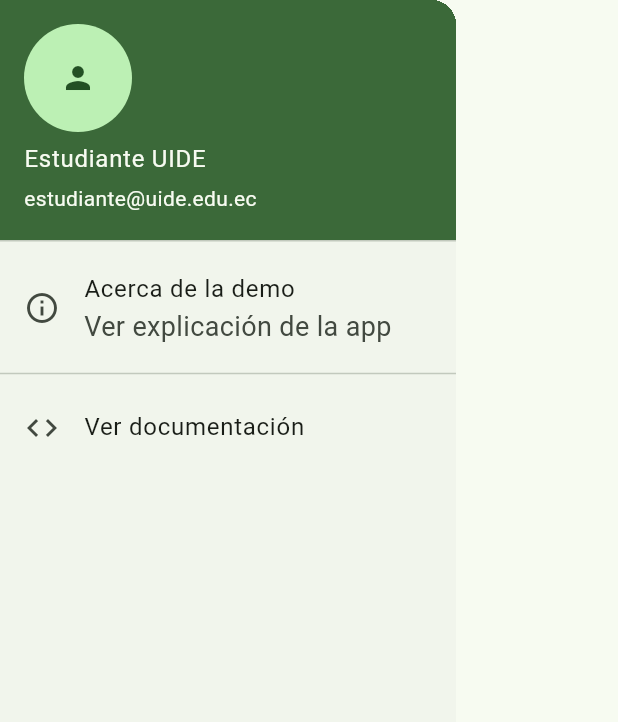
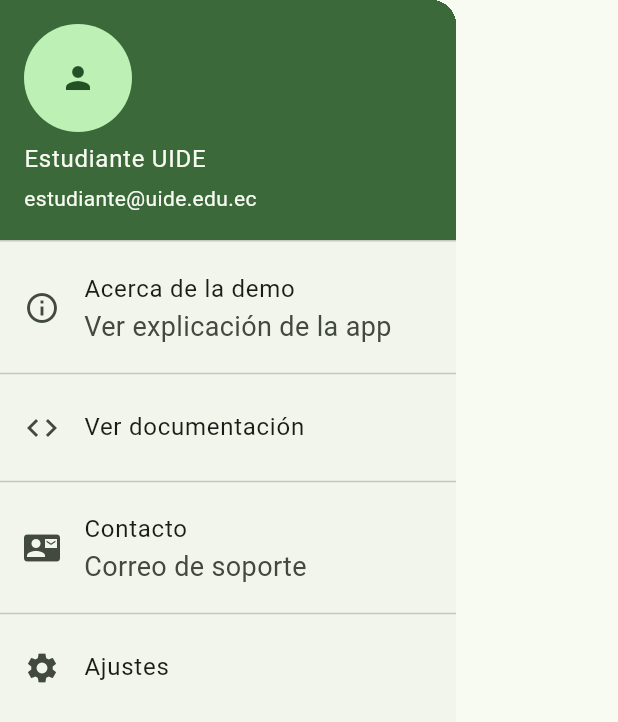
Before and after one commit to richardmijo/semana3_2526, a Flutter app: the MainDrawer widget shown alone on an empty page, opened directly, on a phone screen of 412 x 824 dp. Shown: the top 722 px of the screen. Run offline on Flutter 3.47's test engine with Material 3 defaults, Android fonts, the phone set to English and light mode, and no system bars.

Commit message:
MainDrawer con widget DrawerItem

```diff
--- /dev/null
+++ b/lib/features/ui_demo/presentation/widgets/drawer_item.dart
@@ -0,0 +1,26 @@
+import 'package:flutter/material.dart';
+
+class DrawerItem extends StatelessWidget {
+  final IconData icon;
+  final String title;
+  final VoidCallback onTap;
+  final String? subtitle;
+
+  const DrawerItem({
+    Key? key,
+    required this.icon,
+    required this.title,
+    required this.onTap,
+    this.subtitle,
+  }) : super(key: key);
+
+  @override
+  Widget build(BuildContext context) {
+    return ListTile(
+      leading: Icon(icon),
+      title: Text(title),
+      subtitle: subtitle != null ? Text(subtitle!) : null,
+      onTap: onTap,
+    );
+  }
+}
--- a/lib/features/ui_demo/presentation/widgets/main_drawer.dart
+++ b/lib/features/ui_demo/presentation/widgets/main_drawer.dart
@@ -1,4 +1,5 @@
 import 'package:flutter/material.dart';
+import 'drawer_item.dart';
 
 class MainDrawer extends StatelessWidget {
   const MainDrawer({super.key});
@@ -15,10 +16,12 @@
               child: Icon(Icons.person),
             ),
           ),
-          ListTile(
-            leading: const Icon(Icons.info_outline),
-            title: const Text('Acerca de la demo'),
-            subtitle: const Text('Ver explicación de la app'),
+
+          // Ítem 1: Acerca de la demo
+          DrawerItem(
+            icon: Icons.info_outline,
+            title: 'Acerca de la demo',
+            subtitle: 'Ver explicación de la app',
             onTap: () {
               Navigator.of(context).pop();
               showAboutDialog(
@@ -34,11 +37,13 @@
               );
             },
           ),
+
           const Divider(),
 
-          ListTile(
-            leading: const Icon(Icons.code),
-            title: const Text('Ver documentación'),
+          // Ítem 2: Ver documentación
+          DrawerItem(
+            icon: Icons.code,
+            title: 'Ver documentación',
             onTap: () {
               Navigator.of(context).pop();
               ScaffoldMessenger.of(context).showSnackBar(
@@ -48,9 +53,41 @@
               );
             },
           ),
+
+          const Divider(),
+
+          // Ítem 3: Contacto
+          DrawerItem(
+            icon: Icons.contact_mail,
+            title: 'Contacto',
+            subtitle: 'Correo de soporte',
+            onTap: () {
+              Navigator.of(context).pop();
+              ScaffoldMessenger.of(context).showSnackBar(
+                const SnackBar(
+                  content: Text('Enviar correo a soporte@uide.edu.ec'),
+                ),
+              );
+            },
+          ),
+
+          const Divider(),
+
+          // Ítem 4: Ajustes (nuevo)
+          DrawerItem(
+            icon: Icons.settings,
+            title: 'Ajustes',
+            onTap: () {
+              Navigator.of(context).pop();
+              ScaffoldMessenger.of(context).showSnackBar(
+                const SnackBar(
+                  content: Text('Aquí podrías abrir la pantalla de ajustes.'),
+                ),
+              );
+            },
+          ),
         ],
       ),
     );
   }
 }
-// actividad
```
Also changed, not shown: pubspec.lock.
